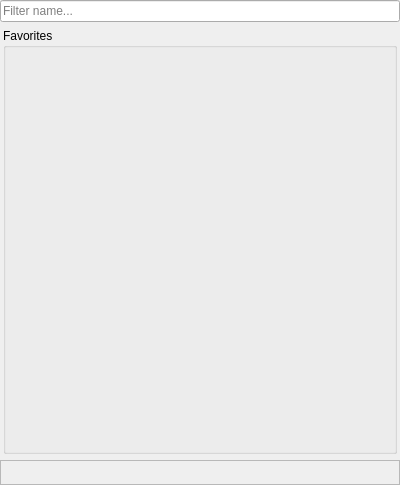
Above: software/talipot/designer/AlgorithmRunner.ui from anlambert/tulip before the change. Below: the same form after it.
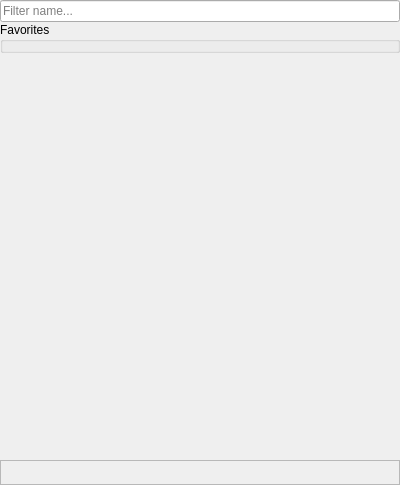
That is the form after the change. Custom widgets are drawn as their Qt base class.

Diff of the .ui file:
```diff
--- a/software/talipot/designer/AlgorithmRunner.ui
+++ b/software/talipot/designer/AlgorithmRunner.ui
@@ -67,6 +67,16 @@
      </property>
     </widget>
    </item>
+   <item>
+    <widget class="FavoriteBox" name="favoritesBox">
+     <property name="title">
+      <string>Favorites</string>
+     </property>
+     <property name="root" stdset="0">
+      <bool>true</bool>
+     </property>
+    </widget>
+   </item>
    <item>
     <widget class="QScrollArea" name="algorithmList">
      <property name="sizePolicy">
@@ -87,7 +97,7 @@
         <x>0</x>
         <y>0</y>
         <width>400</width>
-        <height>428</height>
+        <height>410</height>
        </rect>
       </property>
       <layout class="QVBoxLayout" name="verticalLayout_3">
@@ -120,16 +130,6 @@
          <property name="bottomMargin">
           <number>6</number>
          </property>
-         <item>
-          <widget class="FavoriteBox" name="favoritesBox">
-           <property name="title">
-            <string>Favorites</string>
-           </property>
-           <property name="root" stdset="0">
-            <bool>true</bool>
-           </property>
-          </widget>
-         </item>
         </layout>
        </item>
       </layout>
```
